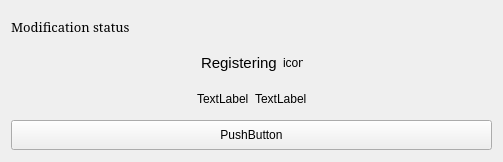
Above: UserApp/Dialogs/ModifyProgressPanel.ui from proximax-storage/cpp-xpx-storage-user-app before the change. Below: the same form after it.
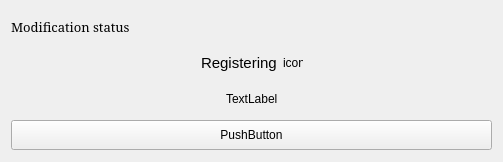
That is the form after the change.

The edit to the form file:
```diff
--- a/UserApp/Dialogs/ModifyProgressPanel.ui
+++ b/UserApp/Dialogs/ModifyProgressPanel.ui
@@ -162,25 +162,6 @@
          </property>
         </widget>
        </item>
-       <item>
-        <widget class="QLabel" name="m_unitsType">
-         <property name="minimumSize">
-          <size>
-           <width>0</width>
-           <height>30</height>
-          </size>
-         </property>
-         <property name="maximumSize">
-          <size>
-           <width>16777215</width>
-           <height>30</height>
-          </size>
-         </property>
-         <property name="text">
-          <string>TextLabel</string>
-         </property>
-        </widget>
-       </item>
        <item>
         <spacer name="horizontalSpacer_4">
          <property name="orientation">
```
